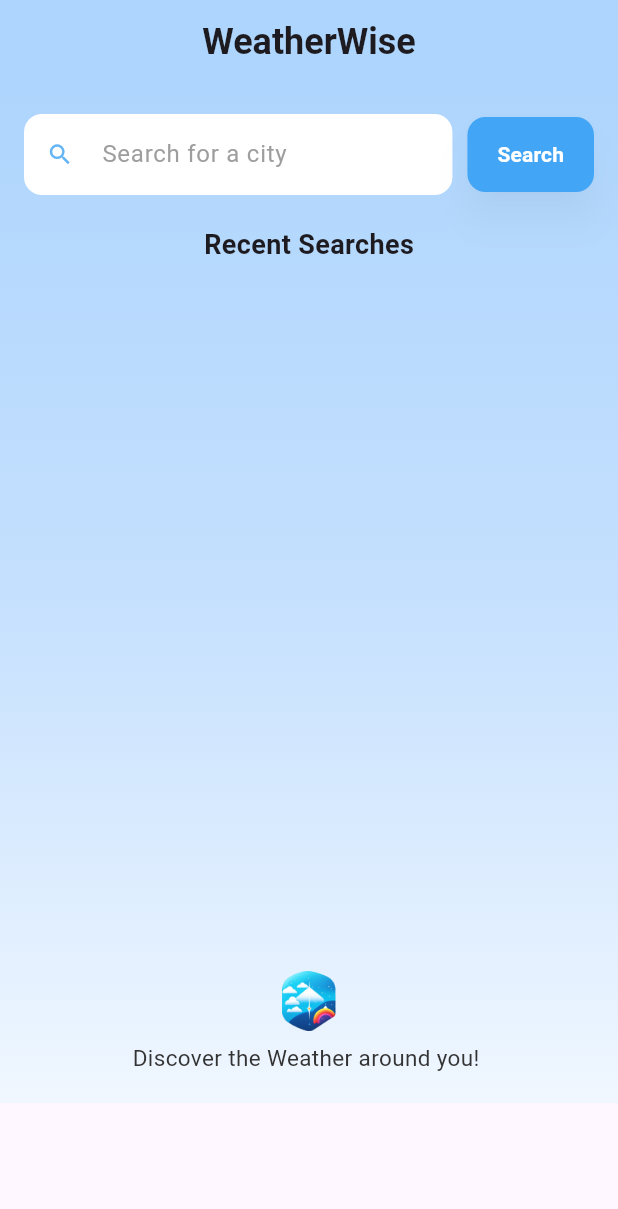
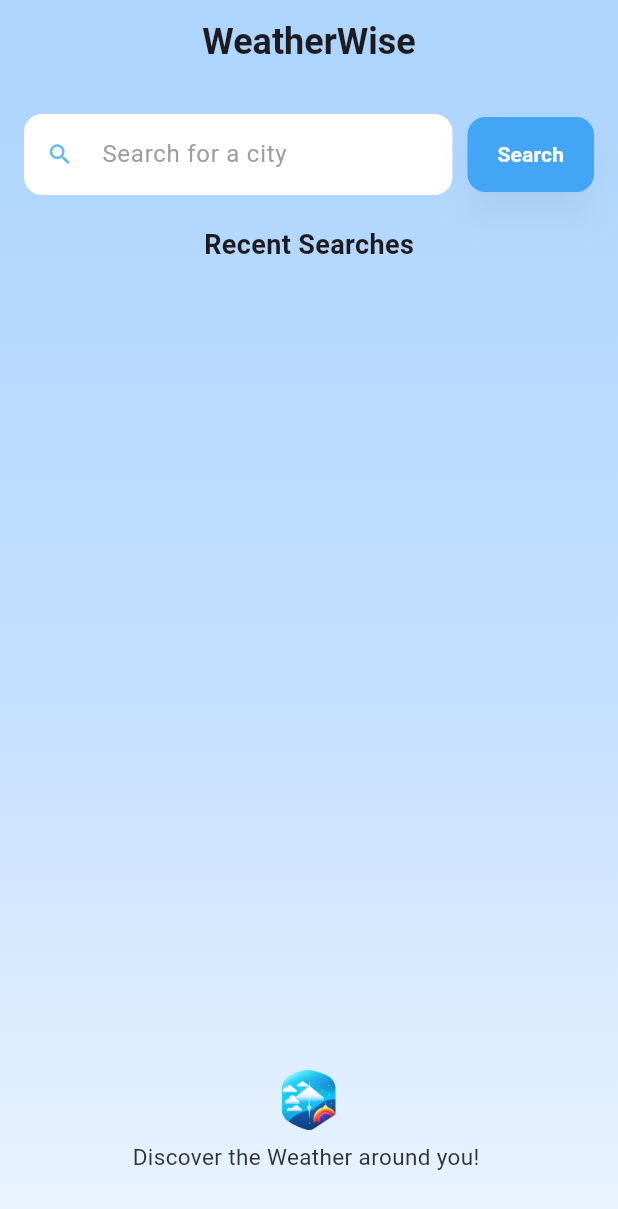
Before and after one commit to Khushi-Pandit/WeatherWise-Weather-Flutter-Application, a Flutter app: the screen it shows after launch, on a phone screen of 412 x 824 dp. Shown: the top 1209 px of the screen. Run offline on Flutter 3.47's test engine with Material 3 defaults, Android fonts, the phone set to English and light mode, and no system bars.

Commit message:
Error handling and Code structure

```diff
--- a/lib/Screens/HomeScreen/HomeScreen.dart
+++ b/lib/Screens/HomeScreen/HomeScreen.dart
@@ -95,6 +95,7 @@ class _HomeScreenState extends State<HomeScreen> {
           ),
           body: SingleChildScrollView(
             child: Container(
+              height: MediaQuery.of(context).size.height,
               decoration: const BoxDecoration(
                 gradient: LinearGradient(
                   colors: [
@@ -205,7 +206,7 @@ class _HomeScreenState extends State<HomeScreen> {
           height: MediaQuery
               .of(context)
               .size
-              .height * 0.56,
+              .height * 0.64,
           child: ListView.builder(
             shrinkWrap: true,
             physics: const NeverScrollableScrollPhysics(),
--- a/lib/Screens/WeatherDetailsScreen/DisplayDetails.dart
+++ b/lib/Screens/WeatherDetailsScreen/DisplayDetails.dart
@@ -25,6 +25,7 @@ class _DisplayDataState extends State<DisplayData> {
   Widget build(BuildContext context) {
     return SingleChildScrollView(
       child: Container(
+          height: MediaQuery.of(context).size.height,
         // Set the background gradient based on weather condition
         decoration: BoxDecoration(
           gradient: gradientColorDeciding(widget.searchIt.weatherCondition),
@@ -111,7 +112,7 @@ class _DisplayDataState extends State<DisplayData> {
                       fontWeight: FontWeight.w400,
                       color: Colors.black,
                     ),
-                  )
+                  ),
                 ],
               ],
             ),
```
Also changed, not shown: 7 other files.
